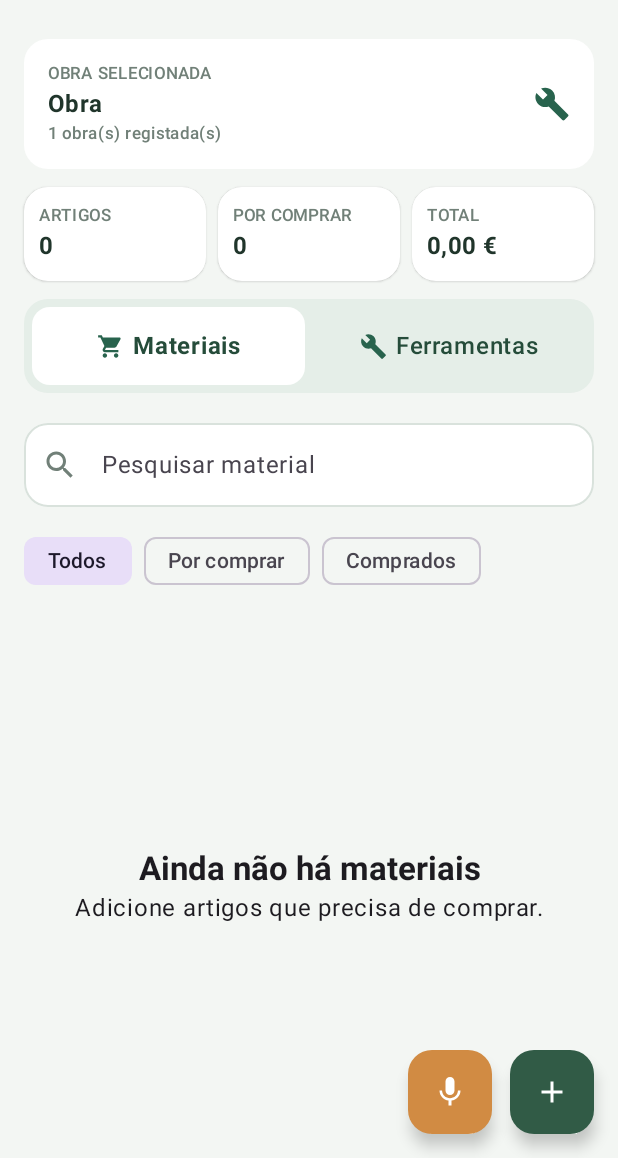
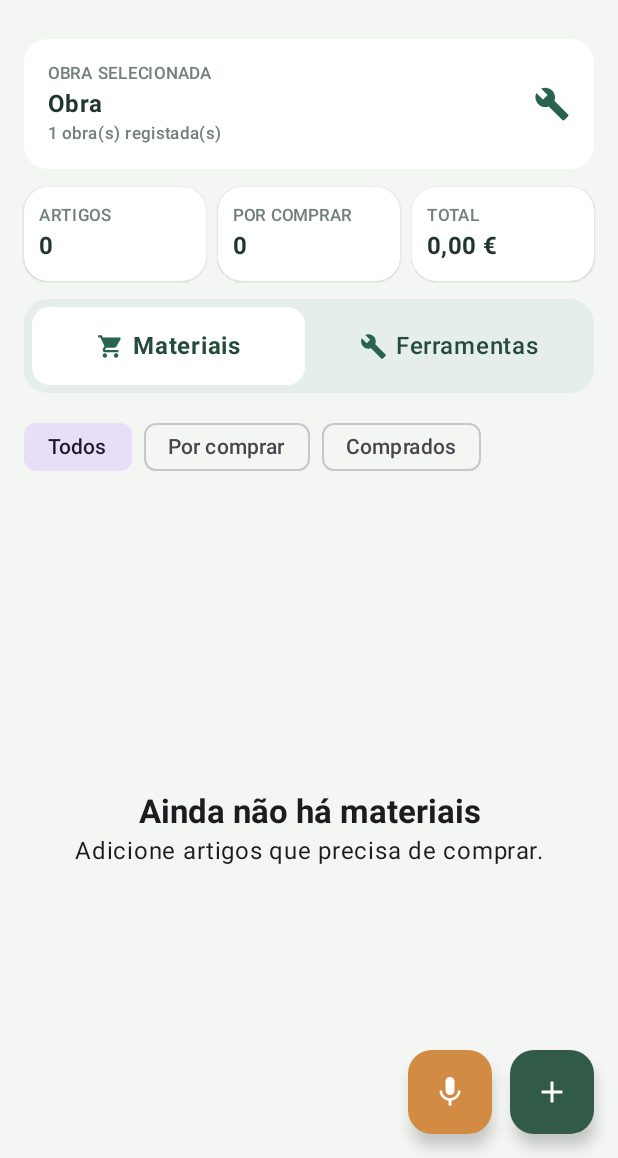
Before and after one commit to bombeiropt/Lista-Inteligente, an Android app built with Jetpack Compose: the screen it shows after launch (MainActivity), on a phone screen of 412 x 824 dp, the part 78-1236 px from its top. Run offline under Robolectric (Android 15) with nearby library versions, the phone set to English and light mode, and no system bars.

Commit message:
Remove pesquisa de materiais

```diff
--- a/app/src/main/java/pt/bombeiropt/listainteligente/MainActivity.kt
+++ b/app/src/main/java/pt/bombeiropt/listainteligente/MainActivity.kt
@@ -28,7 +28,6 @@ import androidx.compose.material.icons.filled.Mic
 import androidx.compose.material.icons.filled.Share
 import androidx.compose.material.icons.filled.ShoppingCart
 import androidx.compose.material.icons.filled.Build
-import androidx.compose.material.icons.filled.Search
 import androidx.compose.material.icons.filled.Check
 import androidx.compose.material.icons.filled.ShoppingCart
 import androidx.compose.material.icons.filled.Build
@@ -80,7 +79,6 @@ fun ListaApp(onSpeak: (String) -> Unit) {
     var showAdd by remember { mutableStateOf(false) }
     var editing by remember { mutableStateOf<MaterialItem?>(null) }
     var filter by remember { mutableStateOf("Todos") }
-    var query by remember { mutableStateOf("") }
     var section by remember { mutableStateOf(0) }
     val sectionItems = materials.filter { if (section == 0) it.kind == "material" else it.kind == "tool" }
     val visibleItems = sectionItems.filter {
@@ -89,7 +87,7 @@ fun ListaApp(onSpeak: (String) -> Unit) {
             "Comprados", "Já levadas" -> it.bought
             else -> true
         }
-        statusMatches && (section != 0 || it.name.contains(query, true))
+        statusMatches
     }
     val sectionTitle = if (section == 0) "Materiais a comprar" else "Ferramentas e acessórios"
     val currentKind = if (section == 0) "material" else "tool"
@@ -205,7 +203,7 @@ fun ListaApp(onSpeak: (String) -> Unit) {
                         Row(
                             Modifier.weight(1f).clip(RoundedCornerShape(12.dp))
                                 .background(if (selected) Color.White else Color.Transparent)
-                                .clickable { section = index; query = ""; filter = "Todos" }
+                                .clickable { section = index; filter = "Todos" }
                                 .padding(horizontal = 6.dp, vertical = 14.dp),
                             horizontalArrangement = Arrangement.Center,
                             verticalAlignment = Alignment.CenterVertically
@@ -215,23 +213,6 @@ fun ListaApp(onSpeak: (String) -> Unit) {
                             Text(label, fontWeight = if (selected) FontWeight.Bold else FontWeight.Medium, color = Color(0xFF254C3A), maxLines = 1)
                         }
                     }
-                }
-                if (section == 0) {
-                    OutlinedTextField(
-                        value = query,
-                        onValueChange = { query = it },
-                        modifier = Modifier.fillMaxWidth().heightIn(min = 60.dp),
-                        singleLine = true,
-                        label = { Text("Pesquisar material") },
-                        leadingIcon = { Icon(Icons.Default.Search, null, tint = Color(0xFF718078)) },
-                        shape = RoundedCornerShape(16.dp),
-                        colors = OutlinedTextFieldDefaults.colors(
-                            unfocusedBorderColor = Color(0xFFD9E2DC),
-                            focusedBorderColor = Color(0xFF28634D),
-                            unfocusedContainerColor = Color.White,
-                            focusedContainerColor = Color.White
-                        )
-                    )
                 }
                 Row(Modifier.fillMaxWidth().horizontalScroll(rememberScrollState()), horizontalArrangement = Arrangement.spacedBy(8.dp)) {
                     filterOptions.forEach { option ->
@@ -285,7 +266,6 @@ fun ListaApp(onSpeak: (String) -> Unit) {
                             showNewWork = false
                             section = 0
                             filter = "Todos"
-                            query = ""
                         }
                     }) { Text("Criar obra") }
                 },
```
